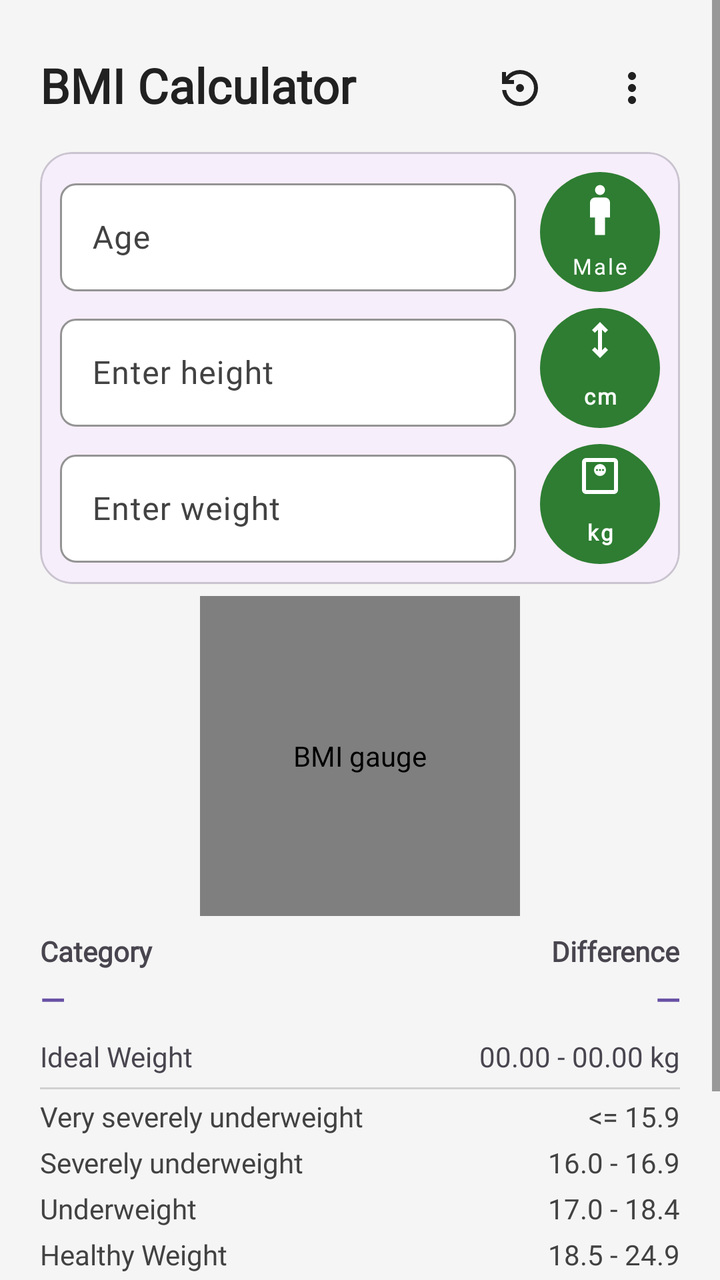
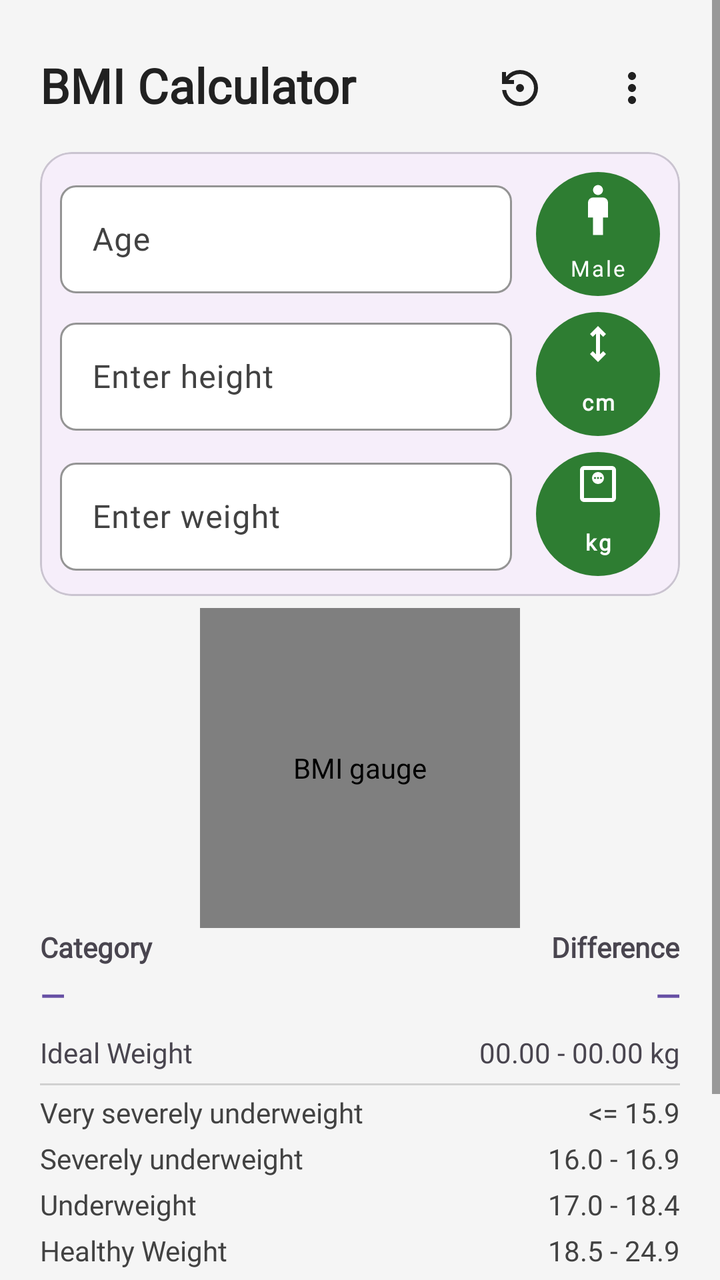

Two renders of the same Android screen: before a commit and after it. Below are the layout's source before the change and the commit's diff.
<!-- AndroidManifest.xml: application theme Theme.BMITracker -->
<!-- res/layout/activity_main.xml -->
<?xml version="1.0" encoding="utf-8"?>
<ScrollView xmlns:android="http://schemas.android.com/apk/res/android"
    xmlns:app="http://schemas.android.com/apk/res-auto"
    android:id="@+id/main"
    android:layout_width="match_parent"
    android:layout_height="match_parent"
    android:background="?android:attr/windowBackground"
    android:fillViewport="true">

    <androidx.constraintlayout.widget.ConstraintLayout
        android:layout_width="match_parent"
        android:layout_height="wrap_content"
        android:padding="20dp">

        <TextView
            android:id="@+id/tvTitle"
            android:layout_width="0dp"
            android:layout_height="wrap_content"
            android:fontFamily="@font/noto_sans_bengali_thin"
            android:text="@string/bmi_calculator"
            android:textColor="?android:attr/textColorPrimary"
            android:textSize="24sp"
            android:textStyle="bold"
            app:layout_constraintBottom_toBottomOf="@id/btnReset"
            app:layout_constraintEnd_toStartOf="@id/btnReset"
            app:layout_constraintHorizontal_bias="0.0"
            app:layout_constraintStart_toStartOf="parent"
            app:layout_constraintTop_toTopOf="parent"
            app:layout_constraintVertical_bias="0.40" />

        <ImageButton
            android:id="@+id/btnMenu"
            android:layout_width="48dp"
            android:layout_height="48dp"
            android:background="?attr/selectableItemBackgroundBorderless"
            android:contentDescription="@string/menu"
            android:src="@drawable/ic_menu_24"
            app:layout_constraintEnd_toEndOf="parent"
            app:layout_constraintTop_toTopOf="parent"
            app:tint="?attr/colorOnSurface" />

        <ImageButton
            android:id="@+id/btnReset"
            android:layout_width="48dp"
            android:layout_height="48dp"
            android:layout_marginEnd="8dp"
            android:background="?attr/selectableItemBackgroundBorderless"
            android:contentDescription="@string/reset"
            android:src="@drawable/outline_settings_backup_restore_24"
            app:layout_constraintEnd_toStartOf="@id/btnMenu"
            app:layout_constraintTop_toTopOf="parent"
            app:tint="?attr/colorOnSurface" />

        <TextView
            android:id="@+id/lblNormal"
            android:layout_width="wrap_content"
            android:layout_height="wrap_content"
            android:layout_marginTop="8dp"
            android:fontFamily="@font/noto_sans_bengali_thin"
            android:text="@string/ideal_weight"
            app:layout_constraintStart_toStartOf="parent"
            app:layout_constraintTop_toBottomOf="@+id/tvCategory" />

        <com.google.android.material.card.MaterialCardView
            android:id="@+id/cardInputs"
            android:layout_width="0dp"
            android:layout_height="wrap_content"
            android:layout_marginTop="8dp"
            app:cardCornerRadius="16dp"
            app:cardElevation="1dp"
            app:layout_constraintEnd_toEndOf="parent"
            app:layout_constraintStart_toStartOf="parent"
            app:layout_constraintTop_toBottomOf="@id/btnReset"
            app:strokeColor="?attr/colorOutlineVariant"
            app:strokeWidth="1dp">

            <LinearLayout
                android:layout_width="match_parent"
                android:layout_height="wrap_content"
                android:orientation="vertical"
                android:padding="10dp">

                <LinearLayout
                    android:layout_width="match_parent"
                    android:layout_height="wrap_content"
                    android:baselineAligned="false"
                    android:gravity="center_vertical"
                    android:orientation="horizontal">

                    <com.google.android.material.textfield.TextInputLayout
                        android:id="@+id/til_age"
                        style="@style/Widget.Material3.TextInputLayout.OutlinedBox"
                        android:layout_width="0dp"
                        android:layout_height="wrap_content"
                        android:layout_weight="1"
                        android:hint="@string/age"
                        app:boxBackgroundColor="#FFFFFF"
                        app:boxBackgroundMode="outline"
                        app:boxCornerRadiusBottomEnd="8dp"
                        app:boxCornerRadiusBottomStart="8dp"
                        app:boxCornerRadiusTopEnd="8dp"
                        app:boxCornerRadiusTopStart="8dp"
                        app:boxStrokeColor="#A0A0A0"
                        app:boxStrokeWidth="1dp"
                        app:boxStrokeWidthFocused="1.2dp"
                        app:hintTextColor="?attr/colorOnSurfaceVariant">

                        <com.google.android.material.textfield.TextInputEditText
                            android:id="@+id/etAge"
                            style="@style/Widget.BMITracker.TextInputEditText"
                            android:layout_width="match_parent"
                            android:layout_height="54dp"
                            android:fontFamily="@font/noto_sans_bengali_thin"
                            android:gravity="center_vertical"
                            android:imeOptions="actionNext"
                            android:inputType="numberDecimal"
                            android:maxLength="3"
                            android:paddingTop="0dp"
                            android:paddingBottom="0dp"
                            android:textColor="?attr/colorOnSurface"
                            android:textColorHint="?attr/colorOnSurfaceVariant"
                            android:textSize="16sp" />
                    </com.google.android.material.textfield.TextInputLayout>

                    <com.google.android.material.button.MaterialButton
                        android:id="@+id/dropdownGender"
                        style="@style/Widget.MaterialComponents.Button.TextButton"
                        android:layout_width="60dp"
                        android:layout_height="60dp"
                        android:layout_marginStart="12dp"
                        android:background="@drawable/circle_button"
                        android:contentDescription="@string/gender"
                        android:insetLeft="0dp"
                        android:insetTop="0dp"
                        android:insetRight="0dp"
                        android:insetBottom="0dp"
                        android:text="@string/gender_male"
                        android:textAllCaps="false"
                        android:textColor="#FFFFFF"
                        android:textSize="11sp"
                        app:backgroundTint="@null"
                        app:backgroundTintMode="add"
                        app:icon="@drawable/outline_man_24"
                        app:iconGravity="top"
                        app:iconSize="30dp"
                        app:iconTint="#FFFFFF"
                        app:shapeAppearanceOverlay="@style/ShapeAppearance.MaterialComponents.SmallComponent" />
                </LinearLayout>

                <LinearLayout
                    android:layout_width="match_parent"
                    android:layout_height="wrap_content"
                    android:layout_marginTop="8dp"
                    android:baselineAligned="false"
                    android:orientation="horizontal">

                    <com.google.android.material.textfield.TextInputLayout
                        android:id="@+id/til_height"
                        style="@style/Widget.Material3.TextInputLayout.OutlinedBox"
                        android:layout_width="0dp"
                        android:layout_height="wrap_content"
                        android:layout_weight="1"
                        android:hint="@string/enter_height"
                        app:boxBackgroundColor="#FFFFFF"
                        app:boxBackgroundMode="outline"
                        app:boxCornerRadiusBottomEnd="8dp"
                        app:boxCornerRadiusBottomStart="8dp"
                        app:boxCornerRadiusTopEnd="8dp"
                        app:boxCornerRadiusTopStart="8dp"
                        app:boxStrokeColor="#A0A0A0"
                        app:boxStrokeWidth="1dp"
                        app:boxStrokeWidthFocused="1.2dp"
                        app:hintTextColor="?attr/colorOnSurfaceVariant">

                        <com.google.android.material.textfield.TextInputEditText
                            android:id="@+id/etHeight"
                            style="@style/Widget.BMITracker.TextInputEditText"
                            android:layout_width="match_parent"
                            android:layout_height="54dp"
                            android:fontFamily="@font/noto_sans_bengali_thin"
                            android:imeOptions="actionNext"
                            android:inputType="numberDecimal"
                            android:paddingTop="0dp"
                            android:paddingBottom="0dp"
                            android:textColor="?attr/colorOnSurface"
                            android:textColorHint="?attr/colorOnSurfaceVariant"
                            android:textSize="16sp" />
                    </com.google.android.material.textfield.TextInputLayout>

                    <com.google.android.material.button.MaterialButton
                        android:id="@+id/dropdownHeightUnit"
                        style="@style/Widget.MaterialComponents.Button.TextButton"
                        android:layout_width="60dp"
                        android:layout_height="60dp"
                        android:layout_marginStart="12dp"
                        android:background="@drawable/circle_button"
                        android:contentDescription="@string/unit_cm"
                        android:insetLeft="0dp"
                        android:insetTop="0dp"
                        android:insetRight="0dp"
                        android:insetBottom="0dp"
                        android:text="@string/unit_cm"
                        android:textAllCaps="false"
                        android:textColor="#FFFFFF"
                        android:textSize="11sp"
                        android:textStyle="bold"
                        app:backgroundTint="@null"
                        app:icon="@drawable/outline_height_24"
                        app:iconGravity="top"
                        app:iconSize="24dp"
                        app:iconTint="#FFFFFF" />
                </LinearLayout>

                <LinearLayout
                    android:layout_width="match_parent"
                    android:layout_height="wrap_content"
                    android:layout_marginTop="8dp"
                    android:baselineAligned="false"
                    android:orientation="horizontal">

                    <com.google.android.material.textfield.TextInputLayout
                        android:id="@+id/til_weight"
                        style="@style/Widget.Material3.TextInputLayout.OutlinedBox"
                        android:layout_width="0dp"
                        android:layout_height="wrap_content"
                        android:layout_weight="1"
                        android:hint="@string/enter_weight"
                        app:boxBackgroundColor="#FFFFFF"
                        app:boxBackgroundMode="outline"
                        app:boxCornerRadiusBottomEnd="8dp"
                        app:boxCornerRadiusBottomStart="8dp"
                        app:boxCornerRadiusTopEnd="8dp"
                        app:boxCornerRadiusTopStart="8dp"
                        app:boxStrokeColor="#A0A0A0"
                        app:boxStrokeWidth="1dp"
                        app:boxStrokeWidthFocused="1.2dp"
                        app:hintTextColor="?attr/colorOnSurfaceVariant">

                        <com.google.android.material.textfield.TextInputEditText
                            android:id="@+id/etWeight"
                            style="@style/Widget.BMITracker.TextInputEditText"
                            android:layout_width="match_parent"
                            android:layout_height="54dp"
                            android:fontFamily="@font/noto_sans_bengali_thin"
                            android:imeOptions="actionDone"
                            android:inputType="numberDecimal"
                            android:paddingTop="0dp"
                            android:paddingBottom="0dp"
                            android:textColor="?attr/colorOnSurface"
                            android:textColorHint="?attr/colorOnSurfaceVariant"
                            android:textSize="16sp" />
                    </com.google.android.material.textfield.TextInputLayout>

                    <com.google.android.material.button.MaterialButton
                        android:id="@+id/dropdownWeightUnit"
                        style="@style/Widget.MaterialComponents.Button.TextButton"
                        android:layout_width="60dp"
                        android:layout_height="60dp"
                        android:layout_gravity="center_vertical"
                        android:layout_marginStart="12dp"
                        android:background="@drawable/circle_button"
                        android:contentDescription="@string/unit_kg"
                        android:insetLeft="0dp"
                        android:insetTop="0dp"
                        android:insetRight="0dp"
                        android:insetBottom="0dp"
                        android:text="@string/unit_kg"
                        android:textAllCaps="false"
                        android:textColor="#FFFFFF"
                        android:textSize="11sp"
                        android:textStyle="bold"
                        app:backgroundTint="@null"
                        app:icon="@drawable/outline_monitor_weight_24"
                        app:iconGravity="top"
                        app:iconSize="24dp"
                        app:iconTint="#FFFFFF" />
                </LinearLayout>
            </LinearLayout>
        </com.google.android.material.card.MaterialCardView>

        <com.github.anastr.speedviewlib.SpeedView
            android:id="@+id/speedView"
            android:layout_width="160dp"
            android:layout_height="160dp"
            android:layout_marginTop="6dp"
            android:contentDescription="@string/a11y_bmi_gauge"
            app:layout_constraintEnd_toEndOf="parent"
            app:layout_constraintStart_toStartOf="parent"
            app:layout_constraintTop_toBottomOf="@id/cardInputs"
            app:sv_maxSpeed="50"
            app:sv_minSpeed="0"
            app:sv_unit="BMI" />

        <TextView
            android:id="@+id/tvLabelCategory"
            android:layout_width="wrap_content"
            android:layout_height="wrap_content"
            android:layout_marginTop="8dp"
            android:fontFamily="@font/noto_sans_bengali_thin"
            android:text="@string/category"
            android:textStyle="bold"
            app:layout_constraintStart_toStartOf="parent"
            app:layout_constraintTop_toBottomOf="@id/speedView" />

        <TextView
            android:id="@+id/lblDifference"
            android:layout_width="wrap_content"
            android:layout_height="wrap_content"
            android:fontFamily="@font/noto_sans_bengali_thin"
            android:text="@string/difference"
            android:textStyle="bold"
            app:layout_constraintEnd_toEndOf="parent"
            app:layout_constraintTop_toTopOf="@id/tvLabelCategory" />

        <TextView
            android:id="@+id/tvWeightDifference"
            android:layout_width="wrap_content"
            android:layout_height="wrap_content"
            android:layout_marginTop="4dp"
            android:fontFamily="@font/noto_sans_bengali_thin"
            android:text="@string/placeholder_dash"
            android:textColor="?attr/colorPrimary"
            android:textSize="16sp"
            android:textStyle="bold"
            app:layout_constraintEnd_toEndOf="parent"
            app:layout_constraintTop_toBottomOf="@id/lblDifference" />

        <TextView
            android:id="@+id/tvCategory"
            android:layout_width="wrap_content"
            android:layout_height="wrap_content"
            android:layout_marginTop="4dp"
            android:fontFamily="@font/noto_sans_bengali_thin"
            android:text="@string/placeholder_dash"
            android:textColor="?attr/colorPrimary"
            android:textSize="16sp"
            android:textStyle="bold"
            app:layout_constraintStart_toStartOf="parent"
            app:layout_constraintTop_toBottomOf="@id/tvLabelCategory" />

        <TextView
            android:id="@+id/tvNormalWeightRange"
            android:layout_width="wrap_content"
            android:layout_height="wrap_content"
            android:fontFamily="@font/noto_sans_bengali_thin"
            android:text="@string/normal_weight_range"
            app:layout_constraintEnd_toEndOf="parent"
            app:layout_constraintTop_toTopOf="@id/lblNormal" />

        <View
            android:id="@+id/divider2"
            android:layout_width="match_parent"
            android:layout_height="1dp"
            android:layout_marginTop="6dp"
            android:background="#D1D1D1"
            app:layout_constraintTop_toBottomOf="@id/lblNormal" />

        <TableLayout
            android:id="@+id/bmiChartTable"
            android:layout_width="match_parent"
            android:layout_height="wrap_content"
            android:layout_marginTop="2dp"
            android:stretchColumns="0"
            app:layout_constraintTop_toBottomOf="@id/divider2">

            <TableRow
                android:id="@+id/tvChartVerySeverelyUnderweight"
                android:paddingVertical="2dp">

                <TextView
                    android:fontFamily="@font/noto_sans_bengali_thin"
                    android:text="@string/very_severely_underweight"
                    android:textColor="@color/text_secondary_dynamic" />

                <TextView
                    android:layout_gravity="end"
                    android:fontFamily="@font/noto_sans_bengali_thin"
                    android:gravity="end"
                    android:text="@string/lt_15_9"
                    android:textColor="@color/text_secondary_dynamic" />
            </TableRow>

            <TableRow
                android:id="@+id/tvChartSeverelyUnderweight"
                android:paddingVertical="2dp">

                <TextView
                    android:fontFamily="@font/noto_sans_bengali_thin"
                    android:text="@string/severely_underweight"
                    android:textColor="@color/text_secondary_dynamic" />

                <TextView
                    android:layout_gravity="end"
                    android:fontFamily="@font/noto_sans_bengali_thin"
                    android:gravity="end"
                    android:text="@string/_16_0_16_9"
                    android:textColor="@color/text_secondary_dynamic" />
            </TableRow>

            <TableRow
                android:id="@+id/tvChartUnderweight"
                android:paddingVertical="2dp">

                <TextView
                    android:fontFamily="@font/noto_sans_bengali_thin"
                    android:text="@string/underweight"
                    android:textColor="@color/text_secondary_dynamic" />

                <TextView
                    android:layout_gravity="end"
                    android:fontFamily="@font/noto_sans_bengali_thin"
                    android:gravity="end"
                    android:text="@string/_17_0_18_4"
                    android:textColor="@color/text_secondary_dynamic" />
            </TableRow>

            <TableRow
                android:id="@+id/tvChartHealthy"
                android:paddingVertical="2dp">

                <TextView
                    android:fontFamily="@font/noto_sans_bengali_thin"
                    android:text="@string/healthy_weight"
                    android:textColor="@color/text_secondary_dynamic" />

                <TextView
                    android:layout_gravity="end"
                    android:fontFamily="@font/noto_sans_bengali_thin"
                    android:gravity="end"
                    android:text="@string/_18_5_24_9"
                    android:textColor="@color/text_secondary_dynamic" />
            </TableRow>

            <TableRow
                android:id="@+id/tvChartOverweight"
                android:paddingVertical="2dp">

                <TextView
                    android:fontFamily="@font/noto_sans_bengali_thin"
                    android:text="@string/overweight"
                    android:textColor="@color/text_secondary_dynamic" />

                <TextView
                    android:layout_gravity="end"
                    android:fontFamily="@font/noto_sans_bengali_thin"
                    android:gravity="end"
                    android:text="@string/_25_0_29_9"
                    android:textColor="@color/text_secondary_dynamic" />
            </TableRow>

            <TableRow
                android:id="@+id/tvChartObeseClassI"
                android:paddingVertical="2dp">

                <TextView
                    android:fontFamily="@font/noto_sans_bengali_thin"
                    android:text="@string/obese_class_i"
                    android:textColor="@color/text_secondary_dynamic" />

                <TextView
                    android:layout_gravity="end"
                    android:fontFamily="@font/noto_sans_bengali_thin"
                    android:gravity="end"
                    android:text="@string/_30_0_34_9"
                    android:textColor="@color/text_secondary_dynamic" />
            </TableRow>

            <TableRow
                android:id="@+id/tvChartObeseClassII"
                android:paddingVertical="2dp">

                <TextView
                    android:fontFamily="@font/noto_sans_bengali_thin"
                    android:text="@string/obese_class_ii"
                    android:textColor="@color/text_secondary_dynamic" />

                <TextView
                    android:layout_gravity="end"
                    android:fontFamily="@font/noto_sans_bengali_thin"
                    android:gravity="end"
                    android:text="@string/_35_0_39_9"
                    android:textColor="@color/text_secondary_dynamic" />
            </TableRow>

            <TableRow
                android:id="@+id/tvChartObeseClassIII"
                android:paddingVertical="2dp">

                <TextView
                    android:fontFamily="@font/noto_sans_bengali_thin"
                    android:text="@string/obese_class_iii"
                    android:textColor="@color/text_secondary_dynamic" />

                <TextView
                    android:layout_gravity="end"
                    android:fontFamily="@font/noto_sans_bengali_thin"
                    android:gravity="end"
                    android:text="@string/gt_40"
                    android:textColor="@color/text_secondary_dynamic" />
            </TableRow>
        </TableLayout>
    </androidx.constraintlayout.widget.ConstraintLayout>
</ScrollView>
<!-- resources referenced by this layout -->
<resources>
  <color name="text_secondary_dynamic">#424242</color>
  <!-- drawable circle_button (drawable) -->
  <?xml version="1.0" encoding="utf-8"?>
  <shape xmlns:android="http://schemas.android.com/apk/res/android"
      android:shape="oval">
      <solid android:color="#2E7D32" /> <size android:width="65dp" android:height="65dp" />
  </shape>
  <!-- drawable ic_menu_24 (drawable) -->
  <vector xmlns:android="http://schemas.android.com/apk/res/android"
      android:width="24dp"
      android:height="24dp"
      android:viewportWidth="24"
      android:viewportHeight="24">
      <path
          android:fillColor="?android:attr/textColorPrimary"
          android:pathData="M12,8c1.1,0 2,-0.9 2,-2s-0.9,-2 -2,-2 -2,0.9 -2,2 0.9,2 2,2zM12,10c-1.1,0 -2,0.9 -2,2s0.9,2 2,2 2,-0.9 2,-2 -0.9,-2 -2,-2zM12,16c-1.1,0 -2,0.9 -2,2s0.9,2 2,2 2,-0.9 2,-2 -0.9,-2 -2,-2z" />
  </vector>
  <!-- drawable outline_height_24 (drawable) -->
  <vector xmlns:android="http://schemas.android.com/apk/res/android" android:height="24dp" android:tint="#FFFFFF" android:viewportHeight="960" android:viewportWidth="960" android:width="24dp">
        
      <path android:fillColor="@android:color/white" android:pathData="M480,840L320,680L376,624L440,687L440,273L376,336L320,280L480,120L640,280L584,337L520,273L520,687L584,624L640,680L480,840Z"/>
      
  </vector>
  <!-- drawable outline_man_24 (drawable) -->
  <vector xmlns:android="http://schemas.android.com/apk/res/android" android:height="24dp" android:tint="#FFFFFF" android:viewportHeight="960" android:viewportWidth="960" android:width="24dp">
        
      <path android:fillColor="@android:color/white" android:pathData="M400,880L400,600L320,600L320,360Q320,327 343.5,303.5Q367,280 400,280L560,280Q593,280 616.5,303.5Q640,327 640,360L640,600L560,600L560,880L400,880ZM480,240Q447,240 423.5,216.5Q400,193 400,160Q400,127 423.5,103.5Q447,80 480,80Q513,80 536.5,103.5Q560,127 560,160Q560,193 536.5,216.5Q513,240 480,240Z"/>
      
  </vector>
  <string name="_16_0_16_9">16.0 - 16.9</string>
  <string name="_17_0_18_4">17.0 - 18.4</string>
  <string name="_18_5_24_9">18.5 - 24.9</string>
  <string name="_25_0_29_9">25.0 - 29.9</string>
  <string name="_30_0_34_9">30.0 - 34.9</string>
  <string name="_35_0_39_9">35.0 - 39.9</string>
  <string name="a11y_bmi_gauge">BMI gauge</string>
  <string name="age">Age</string>
  <string name="bmi_calculator">BMI Calculator</string>
  <string name="category">Category</string>
  <string name="difference">Difference</string>
  <string name="enter_height">Enter height</string>
  <string name="enter_weight">Enter weight</string>
  <string name="gender">Gender</string>
  <string name="gender_male">Male</string>
  <string name="gt_40">&gt;= 40</string>
  <string name="healthy_weight">Healthy Weight</string>
  <string name="ideal_weight">Ideal Weight</string>
  <string name="lt_15_9">&lt;= 15.9</string>
  <string name="menu">Menu</string>
  <string name="normal_weight_range">00.00 - 00.00 kg</string>
  <string name="obese_class_i">Obese Class I</string>
  <string name="obese_class_ii">Obese Class II</string>
  <string name="obese_class_iii">Obese Class III</string>
  <string name="overweight">Overweight</string>
  <string name="placeholder_dash">— </string>
  <string name="reset">Reset</string>
  <string name="severely_underweight">Severely underweight</string>
  <string name="underweight">Underweight</string>
  <string name="unit_cm">cm</string>
  <string name="unit_kg">kg</string>
  <string name="very_severely_underweight">Very severely underweight</string>
  <style name="Widget.BMITracker.TextInputEditText" parent="Widget.Material3.TextInputEditText.OutlinedBox">
          <item name="android:textColor">@color/text_main</item>
          <item name="android:textColorHint">@color/text_secondary_dynamic</item>
      </style>
  <style name="Theme.BMITracker" parent="Base.Theme.BMITracker" />
  <color name="text_main">#212121</color>
  <color name="spinner_ripple_soft">#22000000</color>
  <!-- unchanged entries left out for length: 3 -->
</resources>

<!-- the commit's change to res/layout/activity_main.xml (unified diff, before → after) -->
@@ -78,7 +78,7 @@
                 android:layout_width="match_parent"
                 android:layout_height="wrap_content"
                 android:orientation="vertical"
-                android:padding="10dp">
+               android:padding="10dp">
 
                 <LinearLayout
                     android:layout_width="match_parent"
@@ -115,6 +115,7 @@
                             android:imeOptions="actionNext"
                             android:inputType="numberDecimal"
                             android:maxLength="3"
+                            android:layout_marginTop="0dp"
                             android:paddingTop="0dp"
                             android:paddingBottom="0dp"
                             android:textColor="?attr/colorOnSurface"
@@ -125,8 +126,8 @@
                     <com.google.android.material.button.MaterialButton
                         android:id="@+id/dropdownGender"
                         style="@style/Widget.MaterialComponents.Button.TextButton"
-                        android:layout_width="60dp"
-                        android:layout_height="60dp"
+                        android:layout_width="62dp"
+                        android:layout_height="62dp"
                         android:layout_marginStart="12dp"
                         android:background="@drawable/circle_button"
                         android:contentDescription="@string/gender"
@@ -190,8 +191,8 @@
                     <com.google.android.material.button.MaterialButton
                         android:id="@+id/dropdownHeightUnit"
                         style="@style/Widget.MaterialComponents.Button.TextButton"
-                        android:layout_width="60dp"
-                        android:layout_height="60dp"
+                        android:layout_width="62dp"
+                        android:layout_height="62dp"
                         android:layout_marginStart="12dp"
                         android:background="@drawable/circle_button"
                         android:contentDescription="@string/unit_cm"
@@ -254,8 +255,8 @@
                     <com.google.android.material.button.MaterialButton
                         android:id="@+id/dropdownWeightUnit"
                         style="@style/Widget.MaterialComponents.Button.TextButton"
-                        android:layout_width="60dp"
-                        android:layout_height="60dp"
+                        android:layout_width="62dp"
+                        android:layout_height="62dp"
                         android:layout_gravity="center_vertical"
                         android:layout_marginStart="12dp"
                         android:background="@drawable/circle_button"
@@ -295,7 +296,7 @@
             android:id="@+id/tvLabelCategory"
             android:layout_width="wrap_content"
             android:layout_height="wrap_content"
-            android:layout_marginTop="8dp"
+            android:layout_marginTop="0dp"
             android:fontFamily="@font/noto_sans_bengali_thin"
             android:text="@string/category"
             android:textStyle="bold"
